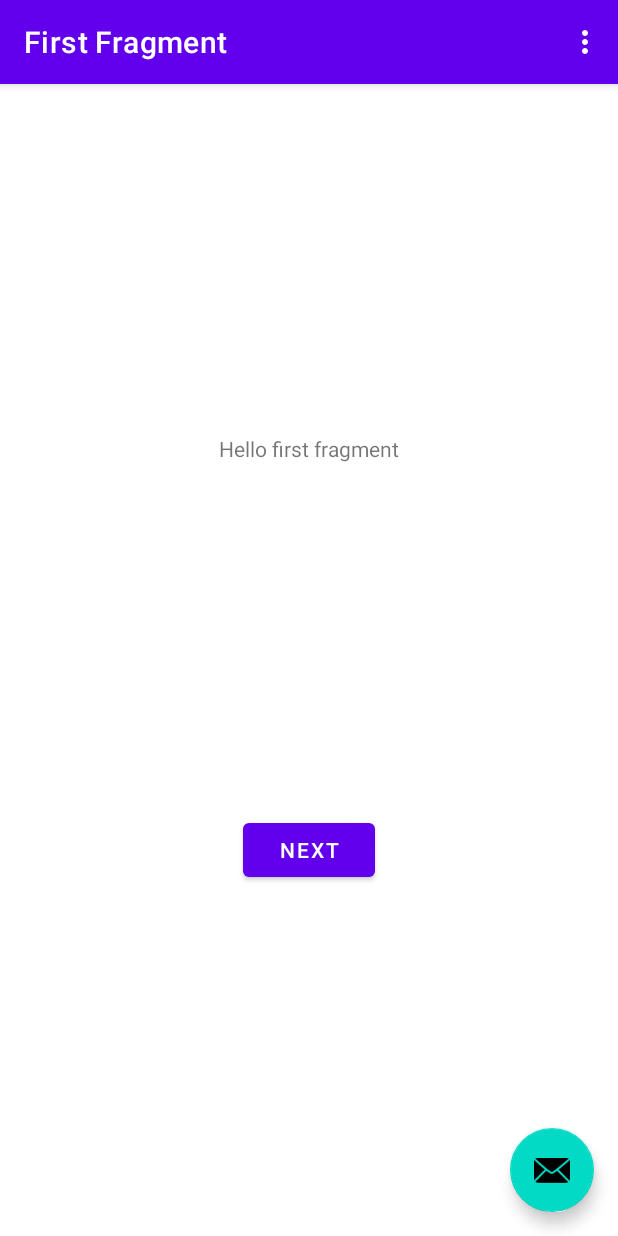
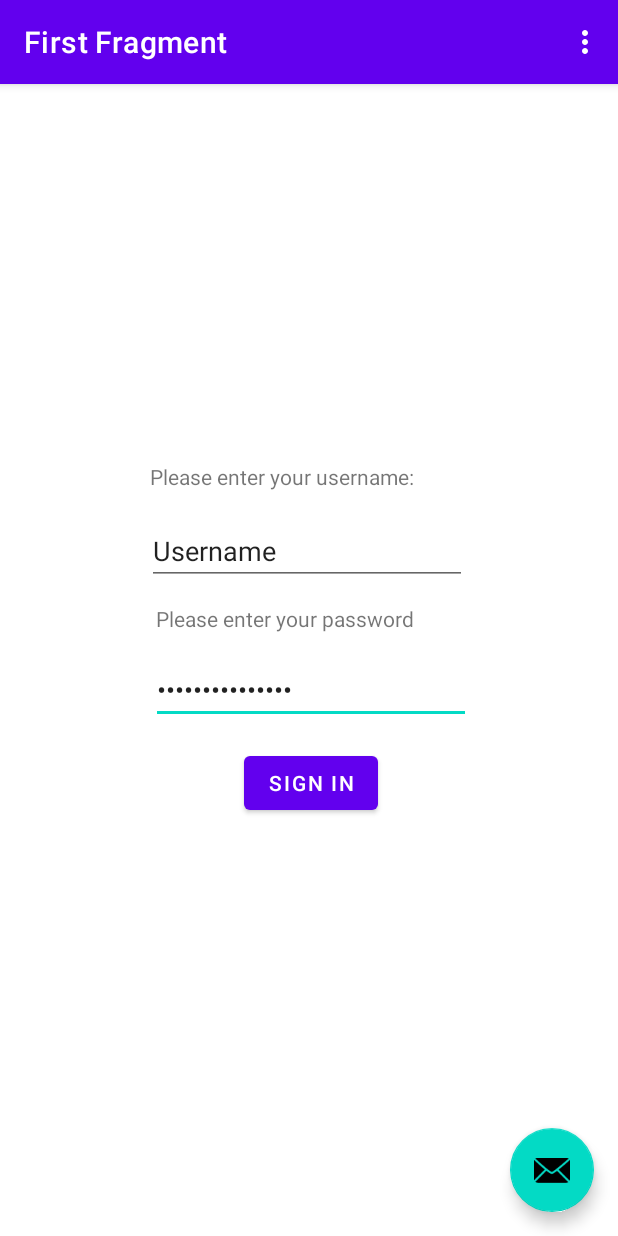
Before and after one commit to RuofanChen03/B07-group6, an Android app: the screen it shows after launch (MainActivity), on a phone screen of 412 x 824 dp. Run offline under Robolectric (Android 15) with nearby library versions, the phone set to English and light mode, and no system bars; our stand-ins replace navigation-ui.

```diff
--- /dev/null
+++ b/app/src/main/java/com/example/myapplication/Course.java
@@ -0,0 +1,27 @@
+package com.example.myapplication;
+
+import java.util.List;
+
+public class Course {
+    String courseName;
+    String courseCode;
+    boolean[] sessions;
+    List<Course> prerequisites;
+
+    public Course(){
+        courseName = "";
+        courseCode = "";
+        sessions = new boolean[3];
+    }
+
+    public Course(String name, String code, boolean[] sessions, List<Course> prerequisites){
+        this.courseName = name;
+        this.courseCode = code;
+        this.sessions = sessions; //not sure how to force it to be length 3, fix
+        this.prerequisites = prerequisites;
+    }
+
+    public void AddPrerequisite(Course course){
+        prerequisites.add(course);
+    }
+}
--- a/app/src/main/res/layout/fragment_first.xml
+++ b/app/src/main/res/layout/fragment_first.xml
@@ -6,23 +6,67 @@
     android:layout_height="match_parent"
     tools:context=".FirstFragment">
 
+    <EditText
+        android:id="@+id/editTextTextPassword"
+        android:layout_width="wrap_content"
+        android:layout_height="wrap_content"
+        android:text="Sample password"
+        android:ems="10"
+        android:inputType="textPassword"
+        app:layout_constraintBottom_toTopOf="@+id/button_first"
+        app:layout_constraintEnd_toEndOf="parent"
+        app:layout_constraintHorizontal_bias="0.507"
+        app:layout_constraintStart_toStartOf="parent"
+        app:layout_constraintTop_toBottomOf="@+id/textview_first2" />
+
     <TextView
         android:id="@+id/textview_first"
         android:layout_width="wrap_content"
         android:layout_height="wrap_content"
-        android:text="@string/hello_first_fragment"
+        android:text="Please enter your username:"
         app:layout_constraintBottom_toTopOf="@id/button_first"
         app:layout_constraintEnd_toEndOf="parent"
+        app:layout_constraintHorizontal_bias="0.424"
         app:layout_constraintStart_toStartOf="parent"
-        app:layout_constraintTop_toTopOf="parent" />
+        app:layout_constraintTop_toTopOf="parent"
+        app:layout_constraintVertical_bias="0.596" />
 
     <Button
         android:id="@+id/button_first"
         android:layout_width="wrap_content"
         android:layout_height="wrap_content"
-        android:text="@string/next"
+        android:text="SIGN IN"
         app:layout_constraintBottom_toBottomOf="parent"
         app:layout_constraintEnd_toEndOf="parent"
+        app:layout_constraintHorizontal_bias="0.504"
         app:layout_constraintStart_toStartOf="parent"
-        app:layout_constraintTop_toBottomOf="@id/textview_first" />
+        app:layout_constraintTop_toTopOf="parent"
+        app:layout_constraintVertical_bias="0.614" />
+
+    <EditText
+        android:id="@+id/editTextTextPersonName"
+        android:layout_width="wrap_content"
+        android:layout_height="wrap_content"
+        android:layout_marginTop="16dp"
+        android:ems="10"
+        android:inputType="textPersonName"
+        android:text="Username"
+        app:layout_constraintBottom_toTopOf="@+id/textview_first2"
+        app:layout_constraintEnd_toEndOf="parent"
+        app:layout_constraintHorizontal_bias="0.492"
+        app:layout_constraintStart_toStartOf="parent"
+        app:layout_constraintTop_toBottomOf="@+id/textview_first"
+        app:layout_constraintVertical_bias="0.09" />
+
+    <TextView
+        android:id="@+id/textview_first2"
+        android:layout_width="wrap_content"
+        android:layout_height="wrap_content"
+        android:text="Please enter your password"
+        app:layout_constraintBottom_toTopOf="@id/button_first"
+        app:layout_constraintEnd_toEndOf="parent"
+        app:layout_constraintHorizontal_bias="0.434"
+        app:layout_constraintStart_toStartOf="parent"
+        app:layout_constraintTop_toTopOf="parent"
+        app:layout_constraintVertical_bias="0.82" />
 </androidx.constraintlayout.widget.ConstraintLayout>
```
